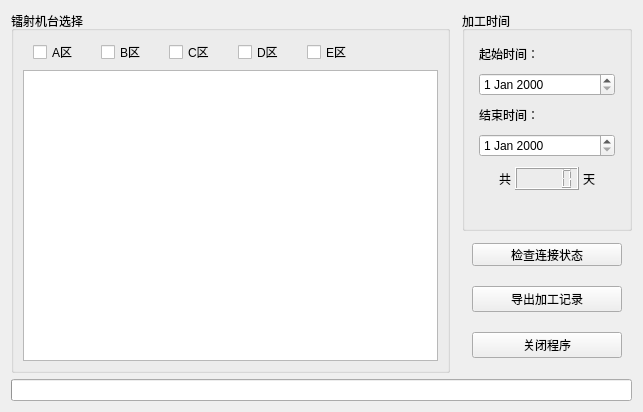
The window that FetchLaserLog.ui (helscn/mitsubishi_log_transfer) describes before a commit, drawn with Qt 5.
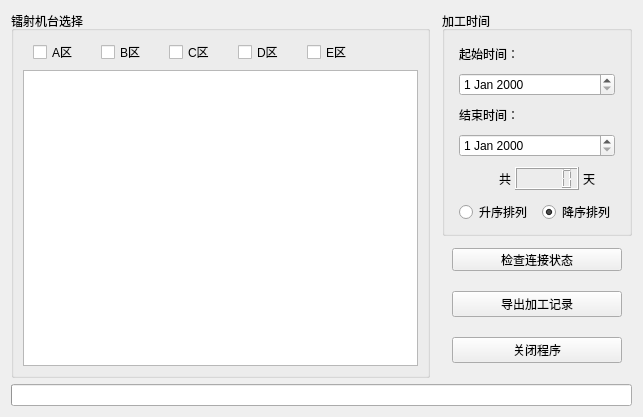
The same window after the commit.

Commit message: + 导出加工记录时，可以选择数据按时间降序排列或是升序排列

What changed in the file:
```diff
--- a/FetchLaserLog.ui
+++ b/FetchLaserLog.ui
@@ -202,6 +202,33 @@
               </item>
              </layout>
             </item>
+            <item>
+                <layout class="QHBoxLayout" name="horizontalLayout_4">
+                    <item>
+                        <widget class="QRadioButton" name="rbAsc">
+                            <property name="toolTip">
+                                <string>&lt;html&gt;&lt;head/&gt;&lt;body&gt;&lt;p&gt;将加工记录中的数据按时间进行升序排列，最新的记录将排在最后。&lt;/p&gt;&lt;/body&gt;&lt;/html&gt;</string>
+                            </property>
+                            <property name="text">
+                                <string>升序排列</string>
+                            </property>
+                        </widget>
+                    </item>
+                    <item>
+                        <widget class="QRadioButton" name="rbDsc">
+                            <property name="toolTip">
+                                <string>&lt;html&gt;&lt;head/&gt;&lt;body&gt;&lt;p&gt;将加工记录中的数据按时间进行降序排列，最新的记录将排在最前面。&lt;/p&gt;&lt;/body&gt;&lt;/html&gt;</string>
+                            </property>
+                            <property name="text">
+                                <string>降序排列</string>
+                            </property>
+                            <property name="checked">
+                                <bool>true</bool>
+                            </property>
+                        </widget>
+                    </item>
+                </layout>
+            </item>
             <item>
              <spacer name="verticalSpacer">
               <property name="orientation">
```
Lines whose indentation alone changed are shown as unchanged. The commit also changes 9 other files.
